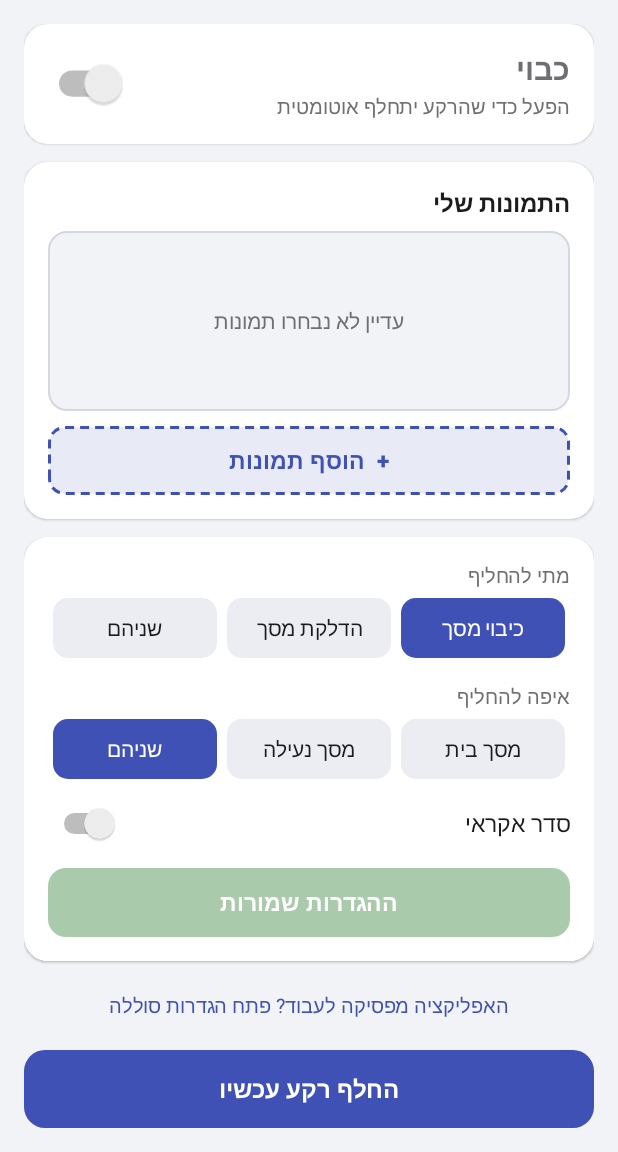
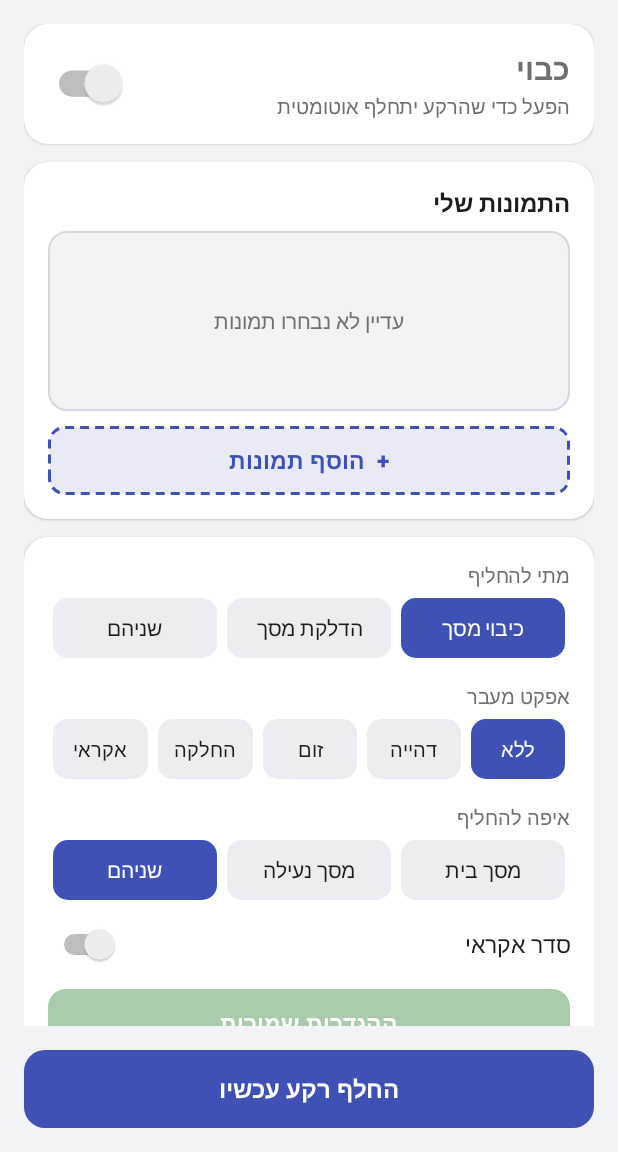
Before and after one commit to nisimdahan10-png/wallpaper-switcher, an Android app: the screen it shows after launch (MainActivity), on a phone screen of 412 x 824 dp, the part 84-1236 px from its top. Run offline under Robolectric (Android 15) with nearby library versions, the phone set to English and light mode, and no system bars.

Commit message:
Add animated transitions via live wallpaper (fade, zoom, slide, random)
Co-Authored-By: Claude Opus 5.5 <noreply@anthropic.com>
Claude-Session: https://claude.ai/code/session_017HToniMNFBUTYTx8dCJPEY

```diff
--- a/app/build.gradle.kts
+++ b/app/build.gradle.kts
@@ -11,8 +11,8 @@ android {
         applicationId = "com.example.wallpaperswitcher"
         minSdk = 24
         targetSdk = 34
-        versionCode = 5
-        versionName = "1.4"
+        versionCode = 6
+        versionName = "2.0"
     }
 
     // מפתח חתימה קבוע – כך כל גרסה חדשה מתעדכנת מעל הקודמת בלי למחוק
--- a/app/src/main/java/com/example/wallpaperswitcher/MainActivity.kt
+++ b/app/src/main/java/com/example/wallpaperswitcher/MainActivity.kt
@@ -3,6 +3,8 @@ package com.example.wallpaperswitcher
 import android.Manifest
 import android.app.Activity
 import android.app.AlertDialog
+import android.app.WallpaperManager
+import android.content.ComponentName
 import android.content.Intent
 import android.graphics.Bitmap
 import android.graphics.BitmapFactory
@@ -49,6 +51,7 @@ class MainActivity : Activity() {
     private var pendingRandom = false
     private var pendingTrigger = 0
     private var pendingTarget = 0
+    private var pendingEffect = 0
     private lateinit var applyButton: Button
 
     override fun onCreate(savedInstanceState: Bundle?) {
@@ -123,6 +126,7 @@ class MainActivity : Activity() {
         pendingRandom = Prefs.isRandom(this)
         pendingTrigger = Prefs.getTrigger(this)
         pendingTarget = Prefs.getTarget(this)
+        pendingEffect = Prefs.getEffect(this)
         applyButton = findViewById(R.id.applyButton)
 
         val randomSwitch = findViewById<Switch>(R.id.randomSwitch)
@@ -166,7 +170,38 @@ class MainActivity : Activity() {
             updateApplyButton()
         }
 
+        val effectGroup = findViewById<RadioGroup>(R.id.effectGroup)
+        effectGroup.check(
+            when (pendingEffect) {
+                Prefs.EFFECT_FADE -> R.id.effectFade
+                Prefs.EFFECT_ZOOM -> R.id.effectZoom
+                Prefs.EFFECT_SLIDE -> R.id.effectSlide
+                Prefs.EFFECT_RANDOM -> R.id.effectRandom
+                else -> R.id.effectNone
+            }
+        )
+        effectGroup.setOnCheckedChangeListener { _, id ->
+            pendingEffect = when (id) {
+                R.id.effectFade -> Prefs.EFFECT_FADE
+                R.id.effectZoom -> Prefs.EFFECT_ZOOM
+                R.id.effectSlide -> Prefs.EFFECT_SLIDE
+                R.id.effectRandom -> Prefs.EFFECT_RANDOM
+                else -> Prefs.EFFECT_NONE
+            }
+            updateEffectSection()
+            updateApplyButton()
+        }
+        updateEffectSection()
+
         applyButton.setOnClickListener {
+            val wasLive = Prefs.isLive(this)
+            Prefs.setEffect(this, pendingEffect)
+            val nowLive = Prefs.isLive(this)
+            if (nowLive && !isLiveWallpaperActive()) {
+                openLiveWallpaperPicker()
+            } else if (wasLive && !nowLive && Prefs.getUris(this).isNotEmpty()) {
+                WallpaperChanger.changeAsync(this) // חזרה לרקע רגיל
+            }
             Prefs.setRandom(this, pendingRandom)
             Prefs.setTrigger(this, pendingTrigger)
             Prefs.setTarget(this, pendingTarget)
@@ -198,6 +233,7 @@ class MainActivity : Activity() {
                 requestPermissions(arrayOf(Manifest.permission.POST_NOTIFICATIONS), REQ_NOTIF)
             }
             SwitcherService.start(this)
+            if (Prefs.isLive(this) && !isLiveWallpaperActive()) openLiveWallpaperPicker()
         } else {
             SwitcherService.stop(this)
         }
@@ -220,7 +256,38 @@ class MainActivity : Activity() {
     private fun hasPendingChanges() =
         pendingRandom != Prefs.isRandom(this) ||
             pendingTrigger != Prefs.getTrigger(this) ||
-            pendingTarget != Prefs.getTarget(this)
+            pendingTarget != Prefs.getTarget(this) ||
+            pendingEffect != Prefs.getEffect(this)
+
+    private fun updateEffectSection() {
+        val live = pendingEffect != Prefs.EFFECT_NONE
+        findViewById<View>(R.id.targetSection).visibility = if (live) View.GONE else View.VISIBLE
+        findViewById<View>(R.id.effectHint).visibility = if (live) View.VISIBLE else View.GONE
+    }
+
+    private fun isLiveWallpaperActive(): Boolean = try {
+        WallpaperManager.getInstance(this).wallpaperInfo?.packageName == packageName
+    } catch (e: Exception) {
+        false
+    }
+
+    private fun openLiveWallpaperPicker() {
+        toast("לחץ \"הגדר רקע\" כדי להפעיל את האפקטים")
+        try {
+            startActivity(
+                Intent(WallpaperManager.ACTION_CHANGE_LIVE_WALLPAPER).putExtra(
+                    WallpaperManager.EXTRA_LIVE_WALLPAPER_COMPONENT,
+                    ComponentName(this, LiveWallpaper::class.java)
+                )
+            )
+        } catch (e: Exception) {
+            try {
+                startActivity(Intent(WallpaperManager.ACTION_LIVE_WALLPAPER_CHOOSER))
+            } catch (_: Exception) {
+                toast("המכשיר לא תומך ברקע חי")
+            }
+        }
+    }
 
     private fun updateApplyButton() {
         val dirty = hasPendingChanges()
@@ -244,7 +311,15 @@ class MainActivity : Activity() {
             Prefs.TARGET_LOCK -> "מסך הנעילה"
             else -> "בית + נעילה"
         }
-        statusSub.text = if (on) "מתחלף $whenText · $whereText"
+        val effectName = when (Prefs.getEffect(this)) {
+            Prefs.EFFECT_FADE -> "דהייה"
+            Prefs.EFFECT_ZOOM -> "זום"
+            Prefs.EFFECT_SLIDE -> "החלקה"
+            Prefs.EFFECT_RANDOM -> "אפקט אקראי"
+            else -> null
+        }
+        val extra = if (effectName != null) "עם $effectName" else whereText
+        statusSub.text = if (on) "מתחלף $whenText · $extra"
         else "הפעל כדי שהרקע יתחלף אוטומטית"
     }
 
--- a/app/src/main/java/com/example/wallpaperswitcher/Prefs.kt
+++ b/app/src/main/java/com/example/wallpaperswitcher/Prefs.kt
@@ -14,6 +14,13 @@ object Prefs {
     const val TARGET_BOTH = 0
     const val TARGET_HOME = 1
     const val TARGET_LOCK = 2
+
+    // אפקט מעבר (כל ערך חוץ מ-NONE = רקע חי)
+    const val EFFECT_NONE = 0
+    const val EFFECT_FADE = 1
+    const val EFFECT_ZOOM = 2
+    const val EFFECT_SLIDE = 3
+    const val EFFECT_RANDOM = 4
 
     private fun sp(c: Context): SharedPreferences =
         c.getSharedPreferences("settings", Context.MODE_PRIVATE)
@@ -38,4 +45,8 @@ object Prefs {
 
     fun isEnabled(c: Context) = sp(c).getBoolean("enabled", false)
     fun setEnabled(c: Context, v: Boolean) = sp(c).edit().putBoolean("enabled", v).apply()
+
+    fun getEffect(c: Context) = sp(c).getInt("effect", EFFECT_NONE)
+    fun setEffect(c: Context, v: Int) = sp(c).edit().putInt("effect", v).apply()
+    fun isLive(c: Context) = getEffect(c) != EFFECT_NONE
 }
--- a/app/src/main/java/com/example/wallpaperswitcher/SwitcherService.kt
+++ b/app/src/main/java/com/example/wallpaperswitcher/SwitcherService.kt
@@ -21,6 +21,7 @@ class SwitcherService : Service() {
 
     private val screenReceiver = object : BroadcastReceiver() {
         override fun onReceive(context: Context, intent: Intent) {
+            if (Prefs.isLive(context)) return // ברקע חי ההחלפה נעשית שם, עם אנימציה
             val trigger = Prefs.getTrigger(context)
             when (intent.action) {
                 Intent.ACTION_SCREEN_OFF ->
--- a/app/src/main/res/layout/activity_main.xml
+++ b/app/src/main/res/layout/activity_main.xml
@@ -158,6 +158,35 @@
                 <TextView
                     style="@style/Label"
                     android:layout_marginTop="16dp"
+                    android:text="אפקט מעבר" />
+
+                <RadioGroup
+                    android:id="@+id/effectGroup"
+                    android:layout_width="match_parent"
+                    android:layout_height="wrap_content"
+                    android:orientation="horizontal">
+                    <RadioButton android:id="@+id/effectNone" style="@style/Segment" android:textSize="13sp" android:text="ללא" />
+                    <RadioButton android:id="@+id/effectFade" style="@style/Segment" android:textSize="13sp" android:text="דהייה" />
+                    <RadioButton android:id="@+id/effectZoom" style="@style/Segment" android:textSize="13sp" android:text="זום" />
+                    <RadioButton android:id="@+id/effectSlide" style="@style/Segment" android:textSize="13sp" android:text="החלקה" />
+                    <RadioButton android:id="@+id/effectRandom" style="@style/Segment" android:textSize="13sp" android:text="אקראי" />
+                </RadioGroup>
+
+                <TextView
+                    android:id="@+id/effectHint"
+                    style="@style/Label"
+                    android:layout_marginTop="6dp"
+                    android:text="עם אפקט האפליקציה פועלת כ&quot;רקע חי&quot;: ההחלפה מיידית והאנימציה רצה כשהמסך נדלק. בחלק מהמכשירים מסך הנעילה לא מציג רקע חי." />
+
+                <LinearLayout
+                    android:id="@+id/targetSection"
+                    android:layout_width="match_parent"
+                    android:layout_height="wrap_content"
+                    android:orientation="vertical">
+
+                <TextView
+                    style="@style/Label"
+                    android:layout_marginTop="16dp"
                     android:text="איפה להחליף" />
 
                 <RadioGroup
@@ -169,6 +198,7 @@
                     <RadioButton android:id="@+id/targetLock" style="@style/Segment" android:text="מסך נעילה" />
                     <RadioButton android:id="@+id/targetBoth" style="@style/Segment" android:text="שניהם" />
                 </RadioGroup>
+                </LinearLayout>
 
                 <Switch
                     android:id="@+id/randomSwitch"
--- /dev/null
+++ b/app/src/main/res/xml/wallpaper.xml
@@ -0,0 +1,4 @@
+<?xml version="1.0" encoding="utf-8"?>
+<wallpaper xmlns:android="http://schemas.android.com/apk/res/android"
+    android:description="@string/app_name"
+    android:thumbnail="@android:drawable/ic_menu_gallery" />
```
Also changed, not shown: app/src/main/AndroidManifest.xml (+17 -0 lines), app/src/main/java/com/example/wallpaperswitcher/LiveWallpaper.kt (added, +221 -0 lines), app/src/main/java/com/example/wallpaperswitcher/WallpaperChanger.kt (+40 -15 lines).
